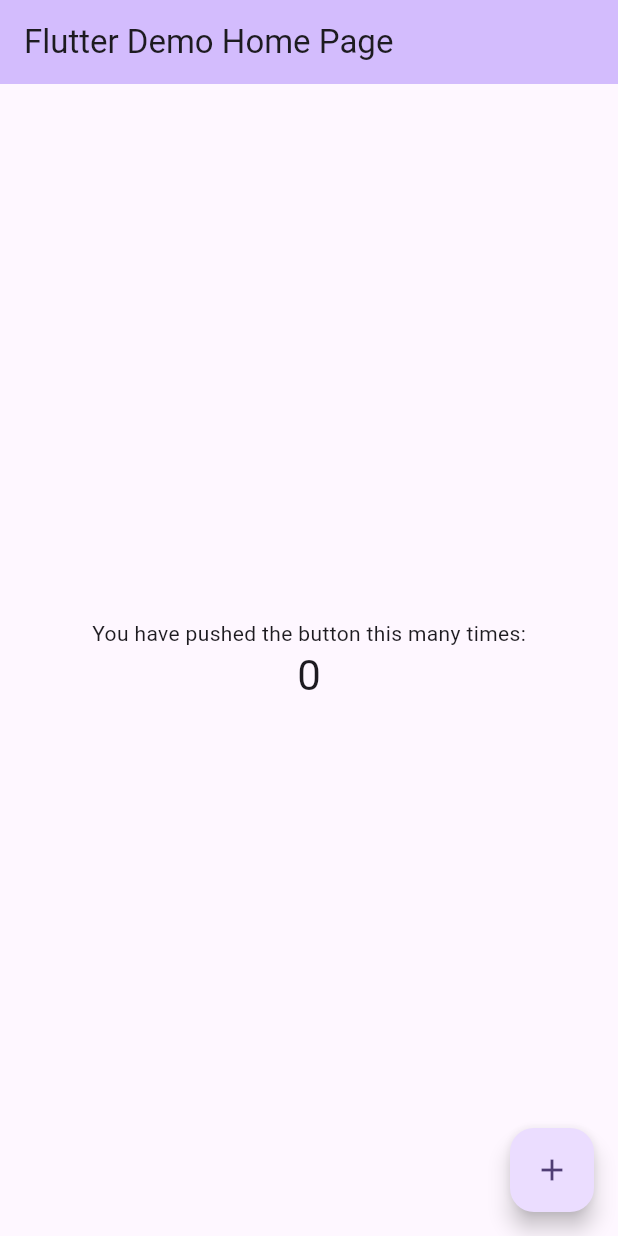
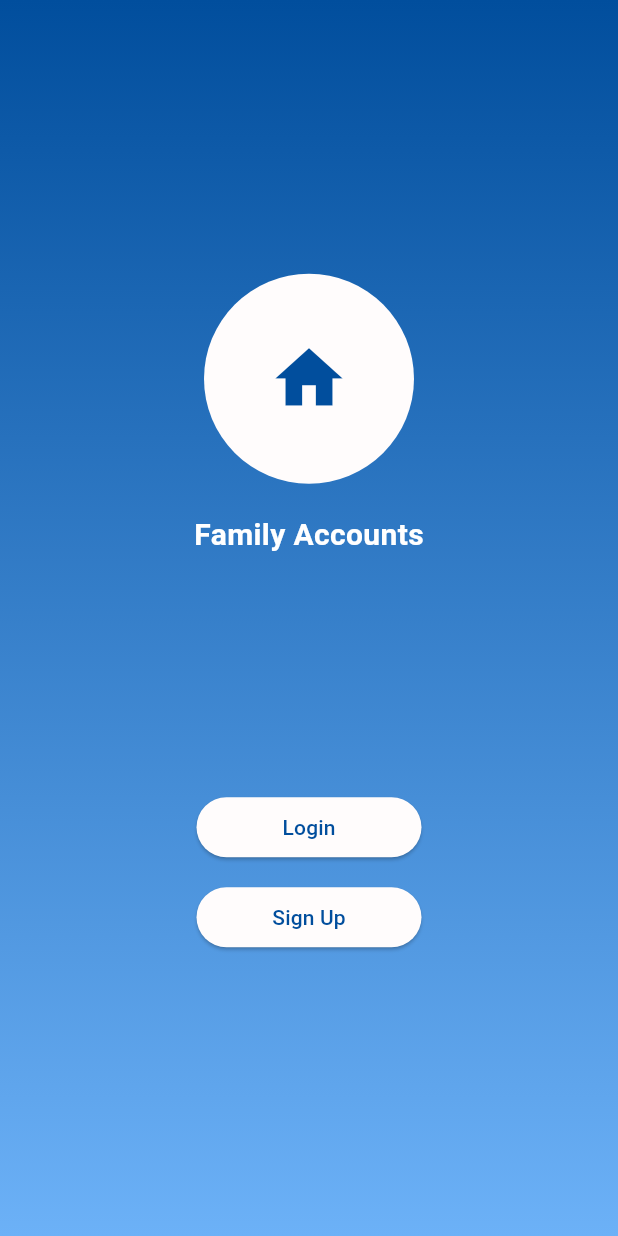
Before and after one commit to johnsonpeter-j/family_accounts_flutter_app, a Flutter app: the screen it shows after launch, on a phone screen of 412 x 824 dp. Run offline on Flutter 3.47's test engine with Material 3 defaults, Android fonts, the phone set to English and light mode, and no system bars.

Commit message:
Home page ui work done

```diff
--- a/lib/main.dart
+++ b/lib/main.dart
@@ -7,119 +7,89 @@
 class MyApp extends StatelessWidget {
   const MyApp({super.key});
 
-  // This widget is the root of your application.
   @override
   Widget build(BuildContext context) {
     return MaterialApp(
+      debugShowCheckedModeBanner: false,
       title: 'Flutter Demo',
       theme: ThemeData(
-        // This is the theme of your application.
-        //
-        // TRY THIS: Try running your application with "flutter run". You'll see
-        // the application has a purple toolbar. Then, without quitting the app,
-        // try changing the seedColor in the colorScheme below to Colors.green
-        // and then invoke "hot reload" (save your changes or press the "hot
-        // reload" button in a Flutter-supported IDE, or press "r" if you used
-        // the command line to start the app).
-        //
-        // Notice that the counter didn't reset back to zero; the application
-        // state is not lost during the reload. To reset the state, use hot
-        // restart instead.
-        //
-        // This works for code too, not just values: Most code changes can be
-        // tested with just a hot reload.
         colorScheme: ColorScheme.fromSeed(seedColor: Colors.deepPurple),
         useMaterial3: true,
       ),
-      home: const MyHomePage(title: 'Flutter Demo Home Page'),
+      home: const MyHomePage(),
     );
   }
 }
 
-class MyHomePage extends StatefulWidget {
-  const MyHomePage({super.key, required this.title});
-
-  // This widget is the home page of your application. It is stateful, meaning
-  // that it has a State object (defined below) that contains fields that affect
-  // how it looks.
-
-  // This class is the configuration for the state. It holds the values (in this
-  // case the title) provided by the parent (in this case the App widget) and
-  // used by the build method of the State. Fields in a Widget subclass are
-  // always marked "final".
-
-  final String title;
-
-  @override
-  State<MyHomePage> createState() => _MyHomePageState();
-}
-
-class _MyHomePageState extends State<MyHomePage> {
-  int _counter = 0;
-
-  void _incrementCounter() {
-    setState(() {
-      // This call to setState tells the Flutter framework that something has
-      // changed in this State, which causes it to rerun the build method below
-      // so that the display can reflect the updated values. If we changed
-      // _counter without calling setState(), then the build method would not be
-      // called again, and so nothing would appear to happen.
-      _counter++;
-    });
-  }
+class MyHomePage extends StatelessWidget {
+  const MyHomePage({super.key});
 
   @override
   Widget build(BuildContext context) {
-    // This method is rerun every time setState is called, for instance as done
-    // by the _incrementCounter method above.
-    //
-    // The Flutter framework has been optimized to make rerunning build methods
-    // fast, so that you can just rebuild anything that needs updating rather
-    // than having to individually change instances of widgets.
     return Scaffold(
-      appBar: AppBar(
-        // TRY THIS: Try changing the color here to a specific color (to
-        // Colors.amber, perhaps?) and trigger a hot reload to see the AppBar
-        // change color while the other colors stay the same.
-        backgroundColor: Theme.of(context).colorScheme.inversePrimary,
-        // Here we take the value from the MyHomePage object that was created by
-        // the App.build method, and use it to set our appbar title.
-        title: Text(widget.title),
-      ),
-      body: Center(
-        // Center is a layout widget. It takes a single child and positions it
-        // in the middle of the parent.
+      body: Container(
+        height: double.infinity,
+        width: double.infinity,
+        decoration: new BoxDecoration(
+            gradient: new LinearGradient(
+          begin: Alignment.topCenter,
+          end: Alignment.bottomCenter,
+          colors: [const Color(0XFF014E9D), const Color(0XFF6CB1F7)],
+        )),
         child: Column(
-          // Column is also a layout widget. It takes a list of children and
-          // arranges them vertically. By default, it sizes itself to fit its
-          // children horizontally, and tries to be as tall as its parent.
-          //
-          // Column has various properties to control how it sizes itself and
-          // how it positions its children. Here we use mainAxisAlignment to
-          // center the children vertically; the main axis here is the vertical
-          // axis because Columns are vertical (the cross axis would be
-          // horizontal).
-          //
-          // TRY THIS: Invoke "debug painting" (choose the "Toggle Debug Paint"
-          // action in the IDE, or press "p" in the console), to see the
-          // wireframe for each widget.
           mainAxisAlignment: MainAxisAlignment.center,
-          children: <Widget>[
-            const Text(
-              'You have pushed the button this many times:',
+          children: [
+            CircleAvatar(
+              backgroundColor: Color(0XFFFFFCFC),
+              radius: 70,
+              child: Icon(
+                Icons.home,
+                color: Color(0XFF014E9D),
+                size: 54.0,
+                semanticLabel: 'Text to announce in accessibility modes',
+              ), //Text
             ),
-            Text(
-              '$_counter',
-              style: Theme.of(context).textTheme.headlineMedium,
+            Padding(
+              padding: const EdgeInsets.fromLTRB(0, 20, 0, 150),
+              child: Text(
+                "Family Accounts",
+                style: TextStyle(
+                    fontSize: 20,
+                    fontWeight: FontWeight.bold,
+                    color: Color(0XFFFFFFFF)),
+              ),
+            ),
+            Padding(
+              padding: const EdgeInsets.fromLTRB(0, 10, 0, 10),
+              child: SizedBox(
+                width: 150,
+                height: 40,
+                child: ElevatedButton(
+                  style: ElevatedButton.styleFrom(
+                      backgroundColor: Color(0XFFFFFCFC),
+                      foregroundColor: Color(0XFF014E9D)),
+                  child: const Text('Login'),
+                  onPressed: () {},
+                ),
+              ),
+            ),
+            Padding(
+              padding: const EdgeInsets.fromLTRB(0, 10, 0, 10),
+              child: SizedBox(
+                width: 150,
+                height: 40,
+                child: ElevatedButton(
+                  style: ElevatedButton.styleFrom(
+                      backgroundColor: Color(0XFFFFFCFC),
+                      foregroundColor: Color(0XFF014E9D)),
+                  child: const Text('Sign Up'),
+                  onPressed: () {},
+                ),
+              ),
             ),
           ],
         ),
       ),
-      floatingActionButton: FloatingActionButton(
-        onPressed: _incrementCounter,
-        tooltip: 'Increment',
-        child: const Icon(Icons.add),
-      ), // This trailing comma makes auto-formatting nicer for build methods.
     );
   }
 }
```
